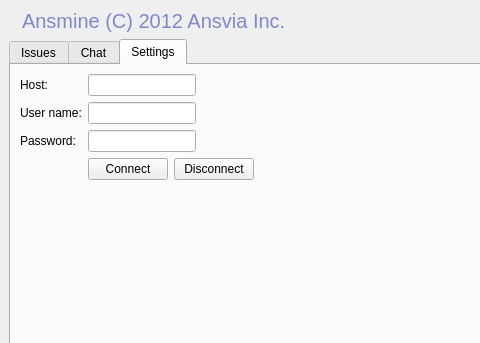
Old version of the form ui/main.ui in the repository andriest/Ansmine; both pictures show x 0 to 480 and y 0 to 343 of the 562 by 446 pixel window.
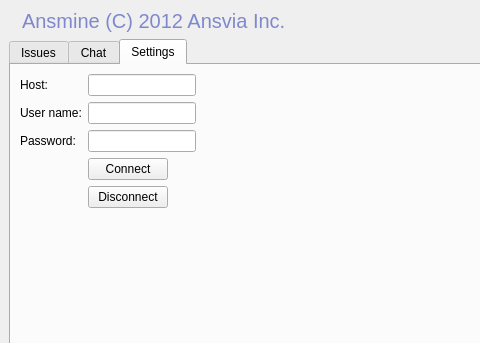
New version of the form. Icons and pictures are not drawn.

Diff of the .ui file:
```diff
--- a/ui/main.ui
+++ b/ui/main.ui
@@ -124,23 +124,19 @@
               <item row="2" column="1">
                <widget class="QLineEdit" name="txtPassword"/>
               </item>
+              <item row="4" column="1">
+               <widget class="QPushButton" name="btnDisconnect">
+                <property name="text">
+                 <string>Disconnect</string>
+                </property>
+               </widget>
+              </item>
               <item row="3" column="1">
-               <layout class="QHBoxLayout" name="horizontalLayout_2">
-                <item>
                  <widget class="QPushButton" name="btnTest">
                   <property name="text">
                    <string>Connect</string>
                   </property>
                  </widget>
-                </item>
-                <item>
-                 <widget class="QPushButton" name="btnDisconnect">
-                  <property name="text">
-                   <string>Disconnect</string>
-                  </property>
-                 </widget>
-                </item>
-               </layout>
               </item>
              </layout>
             </item>
```
Lines whose indentation alone changed are shown as unchanged.
